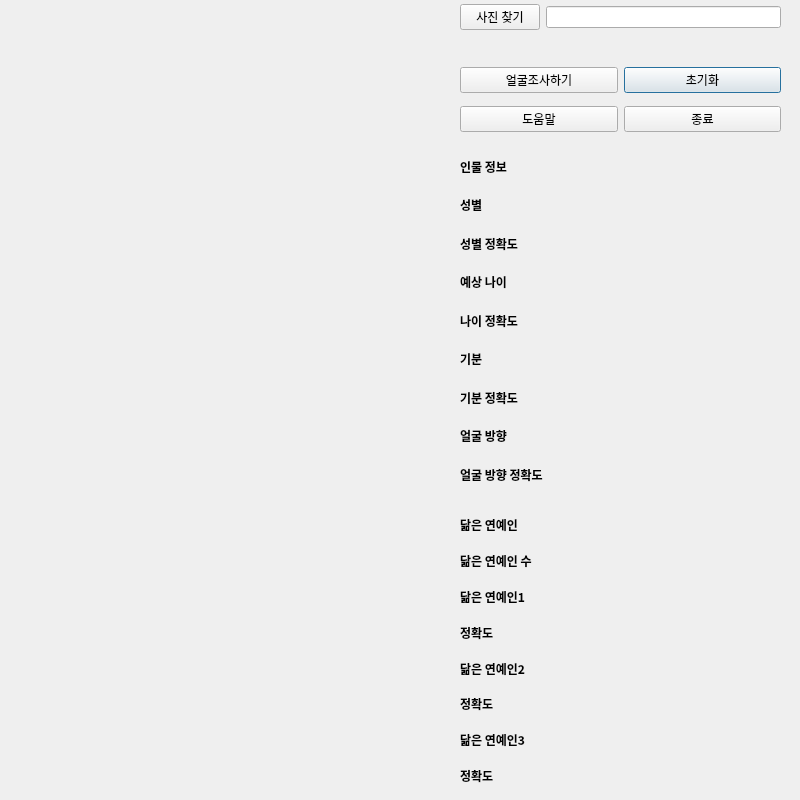
Trimage/AI_image_analyzer, file main_ui.ui: the form before one commit.
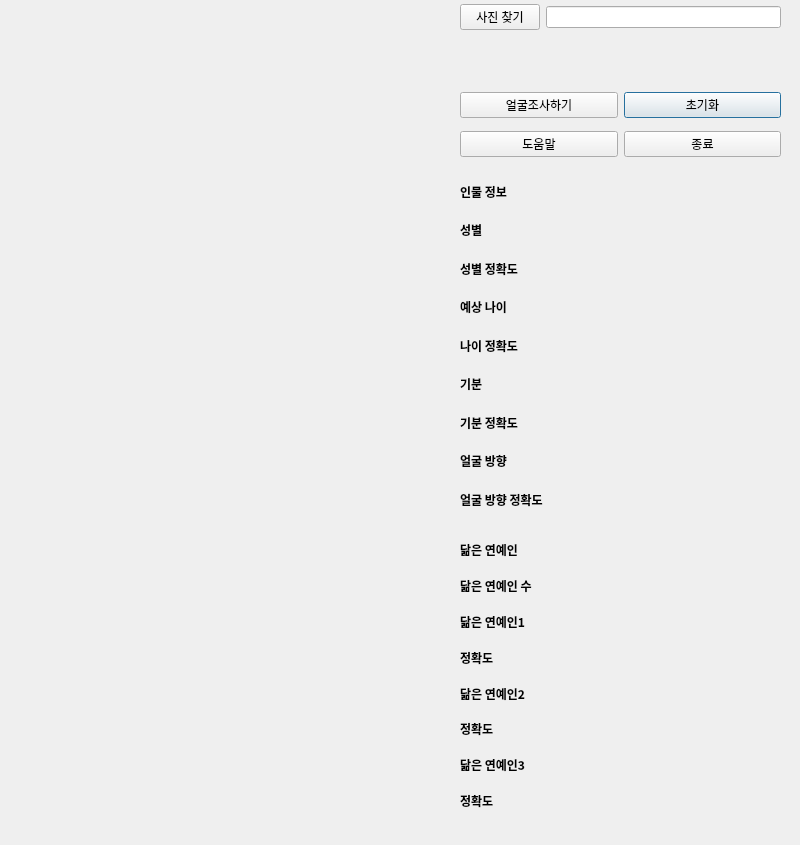
The form after the commit.

Commit message: 1. 2명 이상 인물 확인 시 오류메시지 출력

```diff
--- a/main_ui.ui
+++ b/main_ui.ui
@@ -7,7 +7,7 @@
     <x>0</x>
     <y>0</y>
     <width>800</width>
-    <height>800</height>
+    <height>845</height>
    </rect>
   </property>
   <property name="windowTitle">
@@ -17,7 +17,7 @@
    <property name="geometry">
     <rect>
      <x>460</x>
-     <y>150</y>
+     <y>175</y>
      <width>317</width>
      <height>341</height>
     </rect>
@@ -243,7 +243,7 @@
    <property name="geometry">
     <rect>
      <x>460</x>
-     <y>510</y>
+     <y>535</y>
      <width>321</width>
      <height>281</height>
     </rect>
@@ -457,7 +457,7 @@
    <property name="geometry">
     <rect>
      <x>460</x>
-     <y>60</y>
+     <y>85</y>
      <width>321</width>
      <height>80</height>
     </rect>
@@ -499,7 +499,7 @@
      <x>460</x>
      <y>4</y>
      <width>321</width>
-     <height>54</height>
+     <height>71</height>
     </rect>
    </property>
    <layout class="QGridLayout" name="gridLayout">
```
The commit also changes 2 other files.
